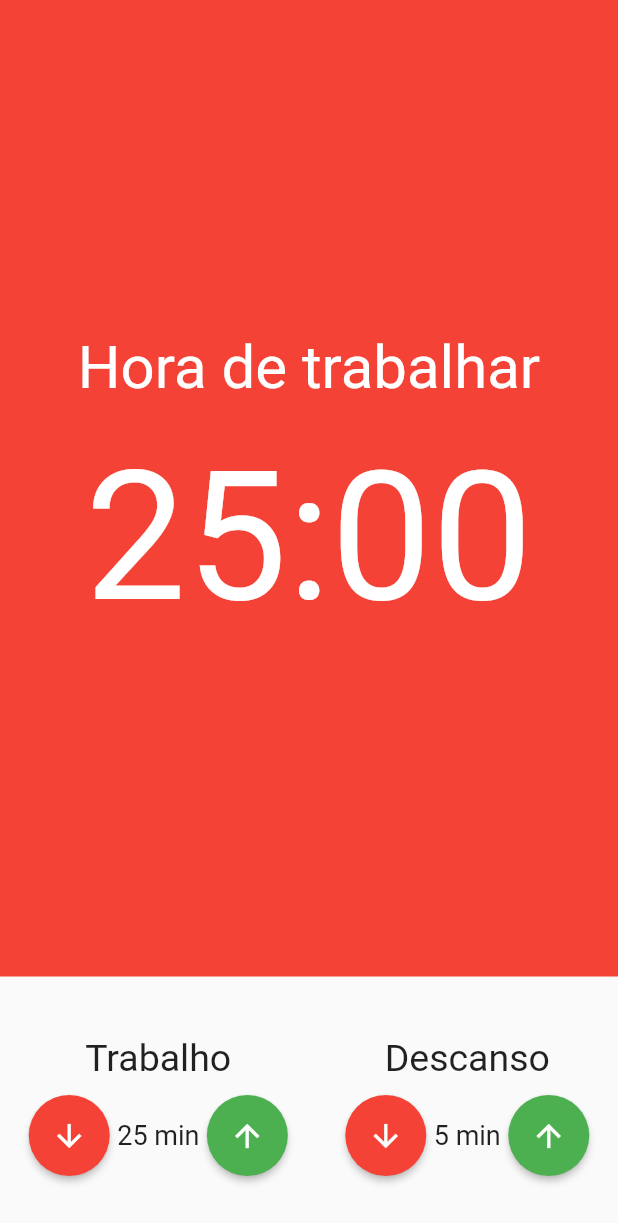
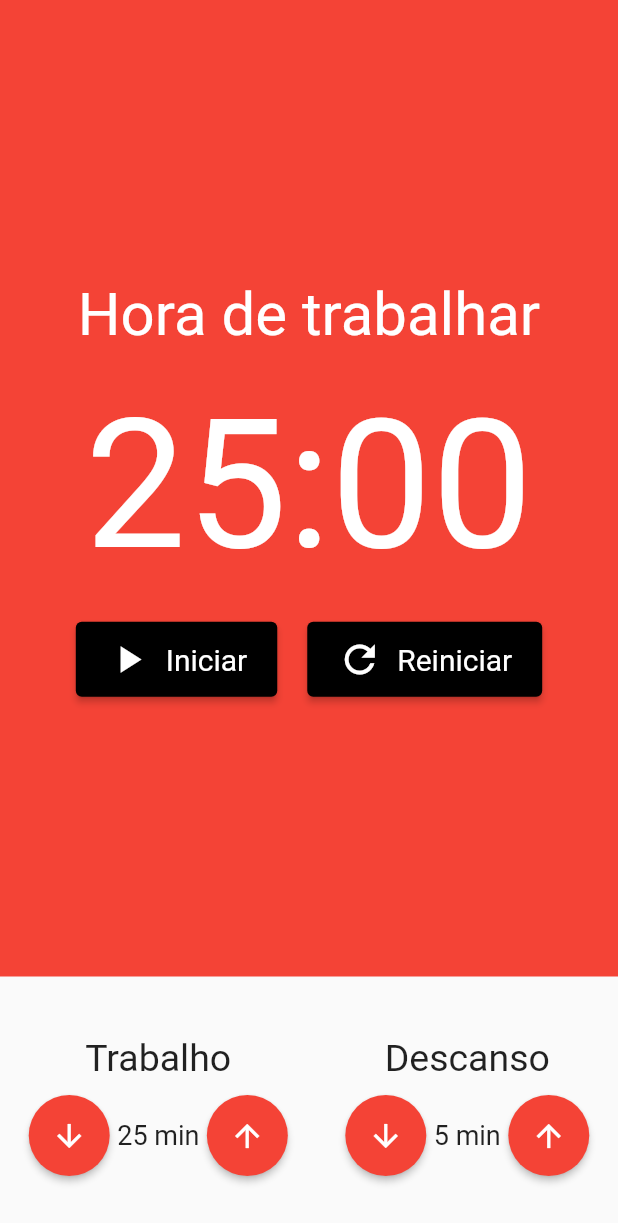
Before and after one commit to EduardoVitech/Pomodoro-Timer, a Flutter app: the screen it shows after launch, on a phone screen of 412 x 824 dp. Shown: the top 1223 px of the screen. Run offline on Flutter 3.47's test engine with Material 2 defaults, Android fonts, the phone set to English and light mode, and no system bars; our stand-ins replace mobx; generated files the repository leaves out were written again.

Commit message:
Cronometro Button

```diff
--- a/lib/components/cronometro/cronometro.dart
+++ b/lib/components/cronometro/cronometro.dart
@@ -1,4 +1,5 @@
 import 'package:flutter/material.dart';
+import 'package:pomodoro_time/components/cronometro_button/cronometro_button.dart';
 
 class Cronometro extends StatelessWidget {
   const Cronometro({Key? key}) : super(key: key);
@@ -10,22 +11,49 @@ class Cronometro extends StatelessWidget {
       child: Column(
         mainAxisAlignment: MainAxisAlignment.center,
         crossAxisAlignment: CrossAxisAlignment.center,
-        children: const [
-          Text(
+        children: [
+          const Text(
             'Hora de trabalhar',
             style: TextStyle(
               fontSize: 40,
               color: Colors.white,
             ),
           ),
-          SizedBox(height: 20),
-          Text(
+          const SizedBox(height: 20),
+          const Text(
             '25:00',
             style: TextStyle(
               fontSize: 120,
               color: Colors.white,
             ),
           ),
+          const SizedBox(height: 20),
+          Row(
+            mainAxisAlignment: MainAxisAlignment.center,
+            children: const [
+              Padding(
+                padding: EdgeInsets.only(right: 10),
+                child: CronometroButton(
+                  texto: 'Iniciar',
+                  icone: Icons.play_arrow,
+                ),
+              ),
+              /* Padding(
+                padding: EdgeInsets.only(right: 10),
+                child: CronometroButton(
+                  texto: 'Parar',
+                  icone: Icons.stop,
+                ),
+              ), */
+              Padding(
+                padding: EdgeInsets.only(left: 10),
+                child: CronometroButton(
+                  texto: 'Reiniciar',
+                  icone: Icons.refresh,
+                ),
+              ),
+            ],
+          ),
         ],
       ),
     );
--- /dev/null
+++ b/lib/components/cronometro_button/cronometro_button.dart
@@ -0,0 +1,40 @@
+import 'package:flutter/material.dart';
+
+class CronometroButton extends StatelessWidget {
+  final String texto;
+  final IconData icone;
+
+  const CronometroButton({
+    required this.texto,
+    required this.icone,
+  });
+
+  @override
+  Widget build(BuildContext context) {
+    return ElevatedButton(
+      style: ElevatedButton.styleFrom(
+        primary: Colors.black,
+        padding: const EdgeInsets.symmetric(
+          horizontal: 20,
+          vertical: 10,
+        ),
+        textStyle: const TextStyle(
+          fontSize: 20,
+        ),
+      ),
+      onPressed: () {},
+      child: Row(
+        children: [
+          Padding(
+            padding: const EdgeInsets.only(right: 10),
+            child: Icon(
+              icone,
+              size: 30,
+            ),
+          ),
+          Text(texto),
+        ],
+      ),
+    );
+  }
+}
--- a/lib/components/entrada_tempo/entrada_tempo.dart
+++ b/lib/components/entrada_tempo/entrada_tempo.dart
@@ -48,7 +48,7 @@ class EntradaTempo extends StatelessWidget {
               style: ElevatedButton.styleFrom(
                 shape: const CircleBorder(),
                 padding: const EdgeInsets.all(15),
-                primary: Colors.green,
+                primary: Colors.red,
               ),
               child: const Icon(
                 Icons.arrow_upward,
```
